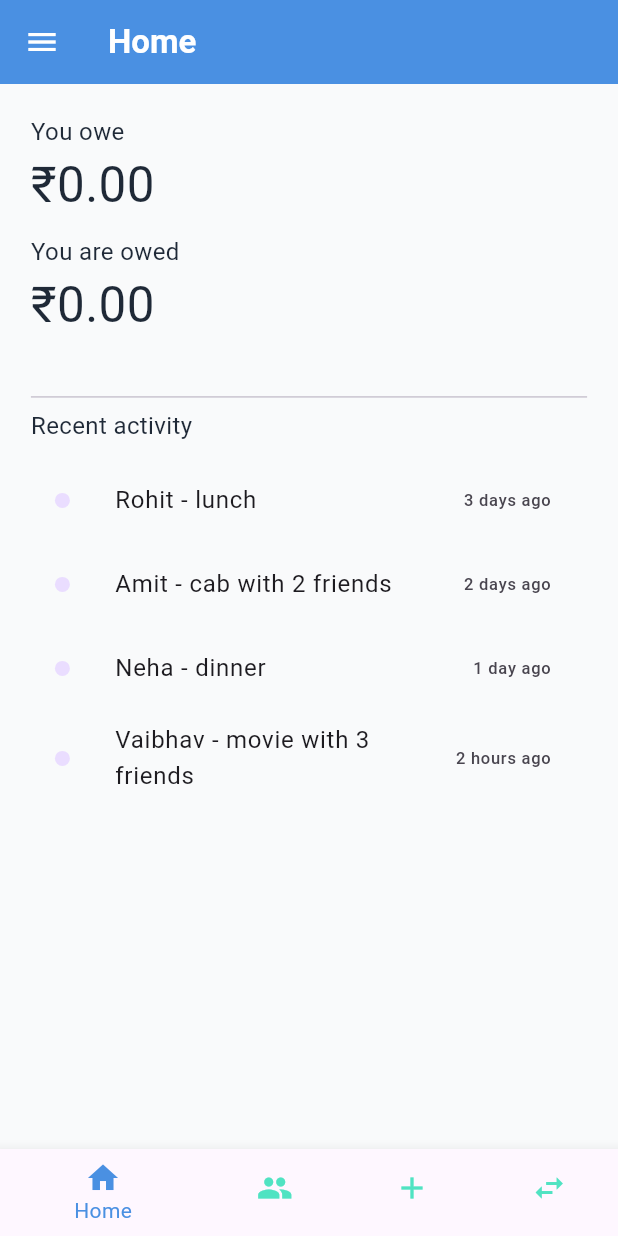
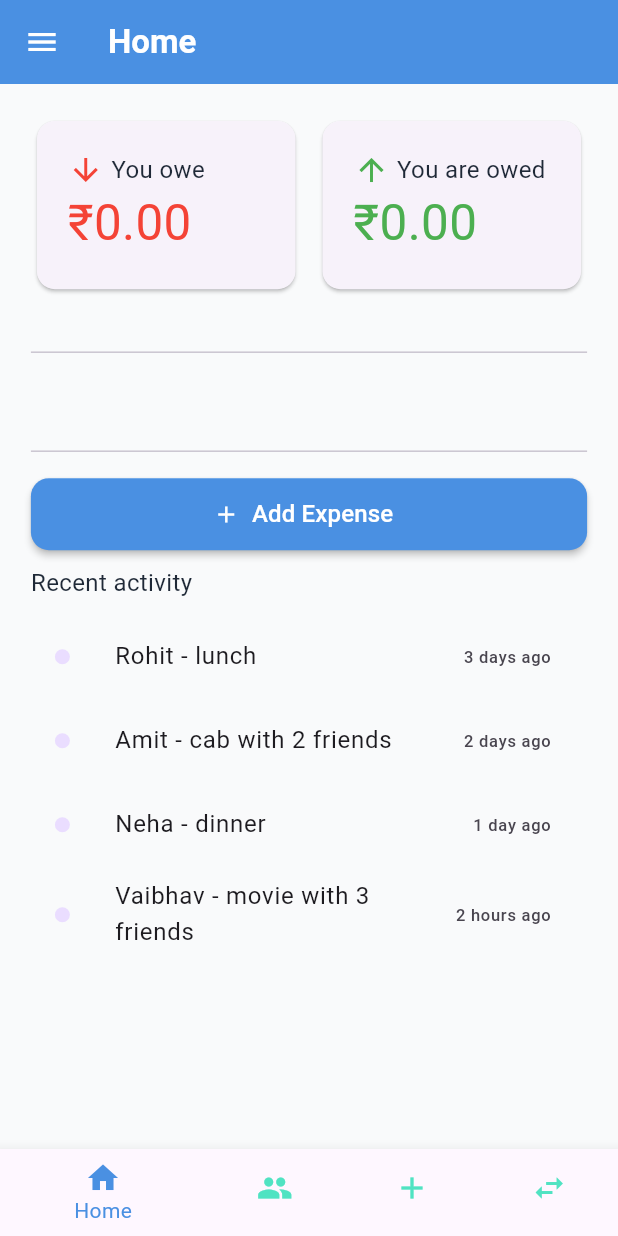
Before and after one commit to VaibhavJadhav-27/Splitify, a Flutter app: the HomeScreen screen opened by its route, on a phone screen of 412 x 824 dp. Run offline on Flutter 3.47's test engine with Material 3 defaults, Android fonts, the phone set to English and light mode, and no system bars.

Commit message:
dashboard changes and added provider for screen

```diff
--- /dev/null
+++ b/splitify_app/devtools_options.yaml
@@ -0,0 +1,3 @@
+description: This file stores settings for Dart & Flutter DevTools.
+documentation: https://docs.flutter.dev/tools/devtools/extensions#configure-extension-enablement-states
+extensions:
--- a/splitify_app/lib/constants/app_colors.dart
+++ b/splitify_app/lib/constants/app_colors.dart
@@ -2,6 +2,7 @@ import 'package:flutter/material.dart';
 
 class AppColors {
   static const Color primary = Color(0xFF4A90E2);
+  //static const Color primary = Color(FEBB1B);
   static const Color accent = Color(0xFF50E3C2);
   static const Color background = Color(0xFFF9FAFB);
   static const Color card = Colors.white;
--- a/splitify_app/lib/constants/app_strings.dart
+++ b/splitify_app/lib/constants/app_strings.dart
@@ -19,4 +19,10 @@ class AppStrings {
   static const String myGroups = 'My Groups';
   static const String logout = 'Logout';
   static const String settings = 'Settings';
+  static const String about = 'About';
+  static const String help = 'Help';
+  static const String privacyPolicy = 'Privacy Policy';
+  static const String termsOfService = 'Terms of Service';
+  static const String contactUs = 'Contact Us';
+  static const String addExpense = 'Add Expense';
 }
--- a/splitify_app/lib/main.dart
+++ b/splitify_app/lib/main.dart
@@ -3,11 +3,15 @@ import 'package:provider/provider.dart';
 import 'package:splitify_app/constants/app_theme.dart';
 import 'package:splitify_app/navigation/routes.dart';
 import 'package:splitify_app/providers/theme_provider.dart';
+import 'package:splitify_app/providers/bottom_nav_provider.dart';
 
 void main() {
   runApp(
     MultiProvider(
-      providers: [ChangeNotifierProvider(create: (_) => ThemeProvider())],
+      providers: [
+        ChangeNotifierProvider(create: (_) => ThemeProvider()),
+        ChangeNotifierProvider(create: (_) => BottomNavProvider()),
+      ],
       child: const SplitifyApp(),
     ),
   );
--- /dev/null
+++ b/splitify_app/lib/providers/bottom_nav_provider.dart
@@ -0,0 +1,12 @@
+import 'package:flutter/material.dart';
+
+class BottomNavProvider extends ChangeNotifier {
+  int _currentIndex = 0;
+
+  int get currentIndex => _currentIndex;
+
+  void setIndex(int index) {
+    _currentIndex = index;
+    notifyListeners();
+  }
+}
--- a/splitify_app/lib/screens/dashboard_screen.dart
+++ b/splitify_app/lib/screens/dashboard_screen.dart
@@ -1,4 +1,9 @@
 import 'package:flutter/material.dart';
+import 'package:provider/provider.dart';
+import 'package:splitify_app/components/common_button.dart';
+import 'package:splitify_app/constants/app_enums.dart';
+import 'package:splitify_app/constants/app_strings.dart';
+import 'package:splitify_app/providers/bottom_nav_provider.dart';
 
 class DashboardScreen extends StatelessWidget {
   const DashboardScreen({super.key});
@@ -14,39 +19,112 @@ class DashboardScreen extends StatelessWidget {
       {'name': 'Vaibhav - movie with 3 friends', 'time': '2 hours ago'},
     ];
 
+    void handleAddExpense(BuildContext context) {
+      // Navigate to Add Expense screen
+      context.read<BottomNavProvider>().setIndex(2);
+    }
+
     return Padding(
       padding: EdgeInsets.all(size.width * 0.05),
       child: SingleChildScrollView(
         child: Column(
           crossAxisAlignment: CrossAxisAlignment.start,
           children: [
-            const Text("You owe", style: TextStyle(fontSize: 16)),
-            Text("₹0.00", style: TextStyle(fontSize: size.width * 0.08)),
+            // const Text("You owe", style: TextStyle(fontSize: 16)),
+            // Text("₹0.00", style: TextStyle(fontSize: size.width * 0.08)),
 
-            const SizedBox(height: 10),
-            const Text("You are owed", style: TextStyle(fontSize: 16)),
-            Text("₹0.00", style: TextStyle(fontSize: size.width * 0.08)),
+            // const SizedBox(height: 10),
+            // const Text("You are owed", style: TextStyle(fontSize: 16)),
+            // Text("₹0.00", style: TextStyle(fontSize: size.width * 0.08)),
+            Row(
+              mainAxisAlignment: MainAxisAlignment.spaceBetween,
+              children: [
+                Expanded(
+                  child: Card(
+                    child: Padding(
+                      padding: EdgeInsets.all(size.width * 0.05),
+                      child: Column(
+                        crossAxisAlignment: CrossAxisAlignment.start,
+                        children: [
+                          Row(
+                            children: [
+                              const Icon(
+                                Icons.arrow_downward,
+                                color: Colors.red,
+                              ),
+                              const SizedBox(width: 5),
+                              const Text(
+                                "You owe",
+                                style: TextStyle(fontSize: 16),
+                              ),
+                            ],
+                          ),
+                          Text(
+                            "₹0.00",
+                            style: TextStyle(
+                              fontSize: size.width * 0.08,
+                              color: Colors.red,
+                            ),
+                          ),
+                        ],
+                      ),
+                    ),
+                  ),
+                ),
+                const SizedBox(width: 10),
+                Expanded(
+                  child: Card(
+                    child: Padding(
+                      padding: EdgeInsets.all(size.width * 0.05),
+                      child: Column(
+                        crossAxisAlignment: CrossAxisAlignment.start,
+                        children: [
+                          Row(
+                            children: [
+                              const Icon(
+                                Icons.arrow_upward,
+                                color: Colors.green,
+                              ),
+                              const SizedBox(width: 5),
+                              const Text(
+                                "You are owed",
+                                style: TextStyle(fontSize: 16),
+                              ),
+                            ],
+                          ),
 
+                          Text(
+                            "₹0.00",
+                            style: TextStyle(
+                              fontSize: size.width * 0.08,
+                              color: Colors.green,
+                            ),
+                          ),
+                        ],
+                      ),
+                    ),
+                  ),
+                ),
+              ],
+            ),
             const SizedBox(height: 30),
             const Divider(),
+            const SizedBox(height: 50),
+            const Divider(),
+
+            Padding(
+              padding: EdgeInsets.symmetric(vertical: 10),
+              child: CommonButton(
+                label: AppStrings.addExpense,
+                onPressed: () => handleAddExpense(context),
+                variant: ButtonVariant.primary,
+                height: 48,
+                icon: Icons.add,
+              ),
+            ),
 
             const Text("Recent activity", style: TextStyle(fontSize: 16)),
             const SizedBox(height: 10),
-            // ListTile(
-            //   leading: const CircleAvatar(radius: 5),
-            //   title: const Text("Person - item"),
-            //   trailing: const Text("3 days ago"),
-            // ),
-            // ListTile(
-            //   leading: const CircleAvatar(radius: 5),
-            //   title: const Text("Person - 2 friends"),
-            //   trailing: const Text("3 days ago"),
-            // ),
-            // ListTile(
-            //   leading: const CircleAvatar(radius: 5),
-            //   title: const Text("Person - 2 friends"),
-            //   trailing: const Text("2 days ago"),
-            // ),
             ListView.builder(
               itemCount: recentActivity.length,
               shrinkWrap: true, // Important to avoid unbounded height
--- a/splitify_app/lib/screens/home_screen.dart
+++ b/splitify_app/lib/screens/home_screen.dart
@@ -1,4 +1,6 @@
 import 'package:flutter/material.dart';
+import 'package:provider/provider.dart';
+import 'package:splitify_app/providers/bottom_nav_provider.dart';
 import '../screens/groups_screen.dart';
 import '../screens/add_expense_screen.dart';
 import '../screens/settle_up_screen.dart';
@@ -26,6 +28,7 @@ class _HomeScreenState extends State<HomeScreen> {
   @override
   Widget build(BuildContext context) {
     //final size = MediaQuery.of(context).size;
+    final currentIndex = context.watch<BottomNavProvider>().currentIndex;
 
     return Scaffold(
       appBar: AppBar(
@@ -83,12 +86,12 @@ class _HomeScreenState extends State<HomeScreen> {
           ],
         ),
       ),
-      body: _screens[_currentIndex],
+      body: _screens[currentIndex],
       bottomNavigationBar: CustomBottomNavbar(
         currentIndex: _currentIndex,
         onTap: (index) {
           setState(() {
-            _currentIndex = index;
+            context.read<BottomNavProvider>().setIndex(index);
           });
         },
       ),
--- a/splitify_app/lib/screens/settings_screen.dart
+++ b/splitify_app/lib/screens/settings_screen.dart
@@ -81,6 +81,7 @@ class SettingsScreen extends StatelessWidget {
               ScaffoldMessenger.of(
                 context,
               ).showSnackBar(const SnackBar(content: Text('Logged out')));
+              Navigator.pushReplacementNamed(context, '/login');
             },
           ),
         ],
```
